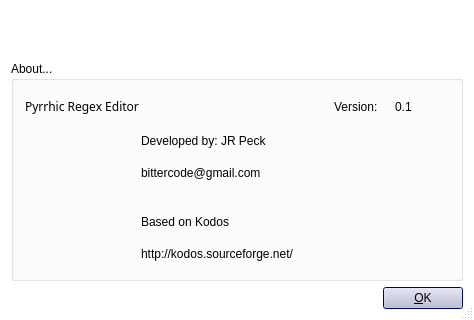
This is modules/about.ui in bittercode/pyrrhic-ree as Qt 5 draws it before an edit; both pictures show x 0 to 474 and y 176 to 496 of the 474 by 496 pixel window. The edited form follows.
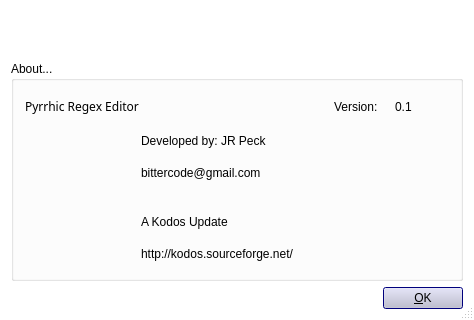
This is the edited form. Icons and pictures are not drawn. Custom widgets are drawn as their Qt base class.

```diff
--- a/modules/about.ui
+++ b/modules/about.ui
@@ -657,7 +657,7 @@
         <item row="0" column="0">
          <widget class="QLabel" name="textLabel1">
           <property name="text">
-           <string>Based on Kodos</string>
+           <string>A Kodos Update</string>
           </property>
           <property name="wordWrap">
            <bool>false</bool>
```
